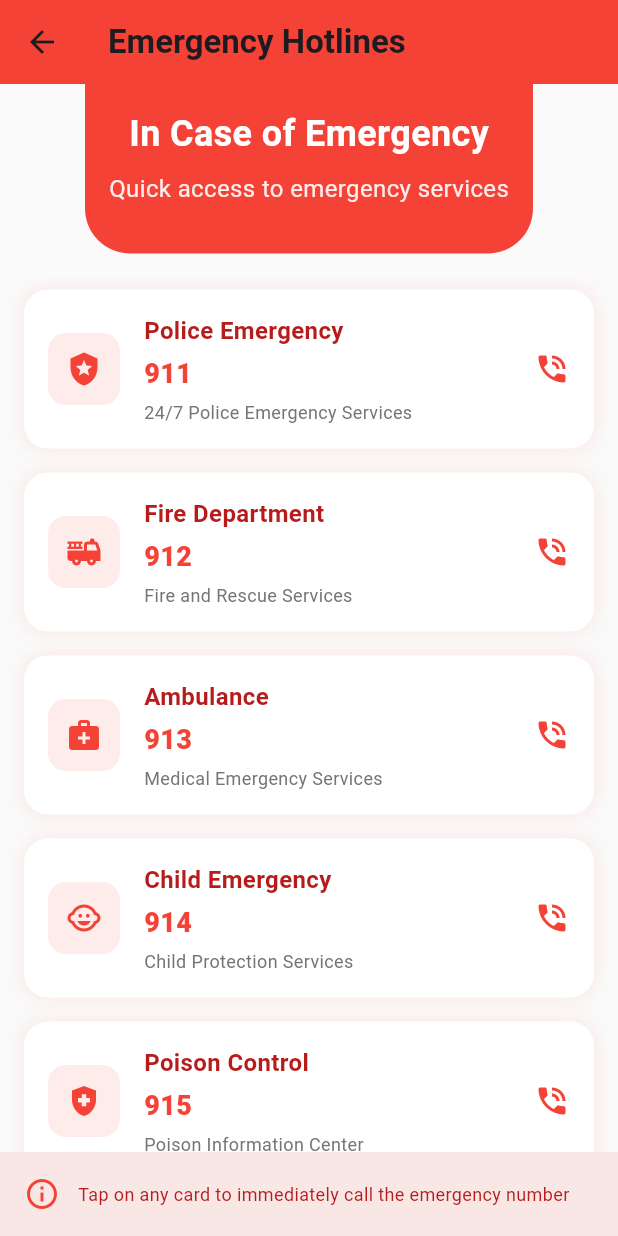
After one commit to ksandeleon/app-go-parent, a Flutter app: the EmergencyHotlineScreen screen opened directly, on a phone screen of 412 x 824 dp. The commit adds this screen. Run offline on Flutter 3.47's test engine with Material 3 defaults, Android fonts, the phone set to English and light mode, and no system bars; our stand-ins replace firebase_auth, firebase_core, fl_chart, get, image_picker, lottie and 5 more; missing offline and left inert: bitsdojo_window, email_otp, flutter_easy_faq, flutter_email_sender, mailer; accounts and stored records are empty; network calls fail.

Commit message:
update dependencies and adjust platform initialization, profile info edit and emergencyy hotline feature

```diff
--- /dev/null
+++ b/lib/Screen/view profile/emergency_hotline_screen.dart
@@ -0,0 +1,212 @@
+import 'package:flutter/material.dart';
+
+class EmergencyHotlineScreen extends StatelessWidget {
+  const EmergencyHotlineScreen({Key? key}) : super(key: key);
+
+  Widget _buildEmergencyCard({
+    required String title,
+    required String number,
+    required String description,
+    required IconData icon,
+  }) {
+    return Container(
+      margin: EdgeInsets.symmetric(vertical: 8, horizontal: 16),
+      decoration: BoxDecoration(
+        color: Colors.white,
+        borderRadius: BorderRadius.circular(16),
+        boxShadow: [
+          BoxShadow(
+            color: Colors.red.withOpacity(0.1),
+            blurRadius: 10,
+            spreadRadius: 1,
+          ),
+        ],
+      ),
+      child: Material(
+        color: Colors.transparent,
+        child: InkWell(
+          borderRadius: BorderRadius.circular(16),
+          onTap: () {
+            // Add phone call functionality here
+          },
+          child: Padding(
+            padding: EdgeInsets.all(16),
+            child: Row(
+              children: [
+                Container(
+                  padding: EdgeInsets.all(12),
+                  decoration: BoxDecoration(
+                    color: Colors.red.withOpacity(0.1),
+                    borderRadius: BorderRadius.circular(12),
+                  ),
+                  child: Icon(
+                    icon,
+                    color: Colors.red,
+                    size: 24,
+                  ),
+                ),
+                SizedBox(width: 16),
+                Expanded(
+                  child: Column(
+                    crossAxisAlignment: CrossAxisAlignment.start,
+                    children: [
+                      Text(
+                        title,
+                        style: TextStyle(
+                          fontSize: 16,
+                          fontWeight: FontWeight.bold,
+                          color: Colors.red[900],
+                        ),
+                      ),
+                      SizedBox(height: 4),
+                      Text(
+                        number,
+                        style: TextStyle(
+                          fontSize: 18,
+                          fontWeight: FontWeight.w900,
+                          color: Colors.red,
+                        ),
+                      ),
+                      SizedBox(height: 4),
+                      Text(
+                        description,
+                        style: TextStyle(
+                          fontSize: 12,
+                          color: Colors.grey[600],
+                        ),
+                      ),
+                    ],
+                  ),
+                ),
+                Icon(
+                  Icons.phone_in_talk,
+                  color: Colors.red,
+                ),
+              ],
+            ),
+          ),
+        ),
+      ),
+    );
+  }
+
+  @override
+  Widget build(BuildContext context) {
+    return Scaffold(
+      backgroundColor: Colors.grey[50],
+      appBar: AppBar(
+        elevation: 0,
+        backgroundColor: Colors.red,
+        title: Text(
+          'Emergency Hotlines',
+          style: TextStyle(
+            fontWeight: FontWeight.bold,
+          ),
+        ),
+      ),
+      body: Column(
+        children: [
+          // Header Section
+          Container(
+            padding: EdgeInsets.all(16),
+            decoration: BoxDecoration(
+              color: Colors.red,
+              borderRadius: BorderRadius.only(
+                bottomLeft: Radius.circular(30),
+                bottomRight: Radius.circular(30),
+              ),
+            ),
+            child: Column(
+              children: [
+                Text(
+                  'In Case of Emergency',
+                  style: TextStyle(
+                    color: Colors.white,
+                    fontSize: 24,
+                    fontWeight: FontWeight.bold,
+                  ),
+                ),
+                SizedBox(height: 8),
+                Text(
+                  'Quick access to emergency services',
+                  style: TextStyle(
+                    color: Colors.white.withOpacity(0.9),
+                    fontSize: 16,
+                  ),
+                ),
+                SizedBox(height: 16),
+              ],
+            ),
+          ),
+          SizedBox(height: 16),
+          // Emergency Numbers List
+          Expanded(
+            child: ListView(
+              children: [
+                _buildEmergencyCard(
+                  title: 'Police Emergency',
+                  number: '911',
+                  description: '24/7 Police Emergency Services',
+                  icon: Icons.local_police,
+                ),
+                _buildEmergencyCard(
+                  title: 'Fire Department',
+                  number: '912',
+                  description: 'Fire and Rescue Services',
+                  icon: Icons.fire_truck,
+                ),
+                _buildEmergencyCard(
+                  title: 'Ambulance',
+                  number: '913',
+                  description: 'Medical Emergency Services',
+                  icon: Icons.medical_services,
+                ),
+                _buildEmergencyCard(
+                  title: 'Child Emergency',
+                  number: '914',
+                  description: 'Child Protection Services',
+                  icon: Icons.child_care,
+                ),
+                _buildEmergencyCard(
+                  title: 'Poison Control',
+                  number: '915',
+                  description: 'Poison Information Center',
+                  icon: Icons.health_and_safety,
+                ),
+                _buildEmergencyCard(
+                  title: 'National Emergency',
+                  number: '916',
+                  description: 'Natural Disasters and Major Emergencies',
+                  icon: Icons.warning,
+                ),
+              ],
+            ),
+          ),
+          // Bottom Warning
+          Container(
+            padding: EdgeInsets.all(16),
+            color: Colors.red.withOpacity(0.1),
+            child: Row(
+              children: [
+                Icon(
+                  Icons.info_outline,
+                  color: Colors.red,
+                ),
+                SizedBox(width: 12),
+                Expanded(
+                  child: Text(
+                    'Tap on any card to immediately call the emergency number',
+                    style: TextStyle(
+                      color: Colors.red[900],
+                      fontSize: 12,
+                    ),
+                  ),
+                ),
+              ],
+            ),
+          ),
+        ],
+      ),
+    );
+  }
+}
--- a/lib/main.dart
+++ b/lib/main.dart
@@ -25,6 +25,7 @@ import 'screens/mission_page/mission_screen.dart';
 
 void main() async {
   WidgetsFlutterBinding.ensureInitialized();
+
 
   if (kIsWeb == false && (defaultTargetPlatform == TargetPlatform.windows || defaultTargetPlatform == TargetPlatform.linux || defaultTargetPlatform == TargetPlatform.macOS)) {
     sqfliteFfiInit();
```
Also changed, not shown: lib/Screen/view profile/update_profile_info.dart (added, +231 -0 lines), lib/Screen/view profile/viewprofile.dart (+96 -36 lines), pubspec.lock.
